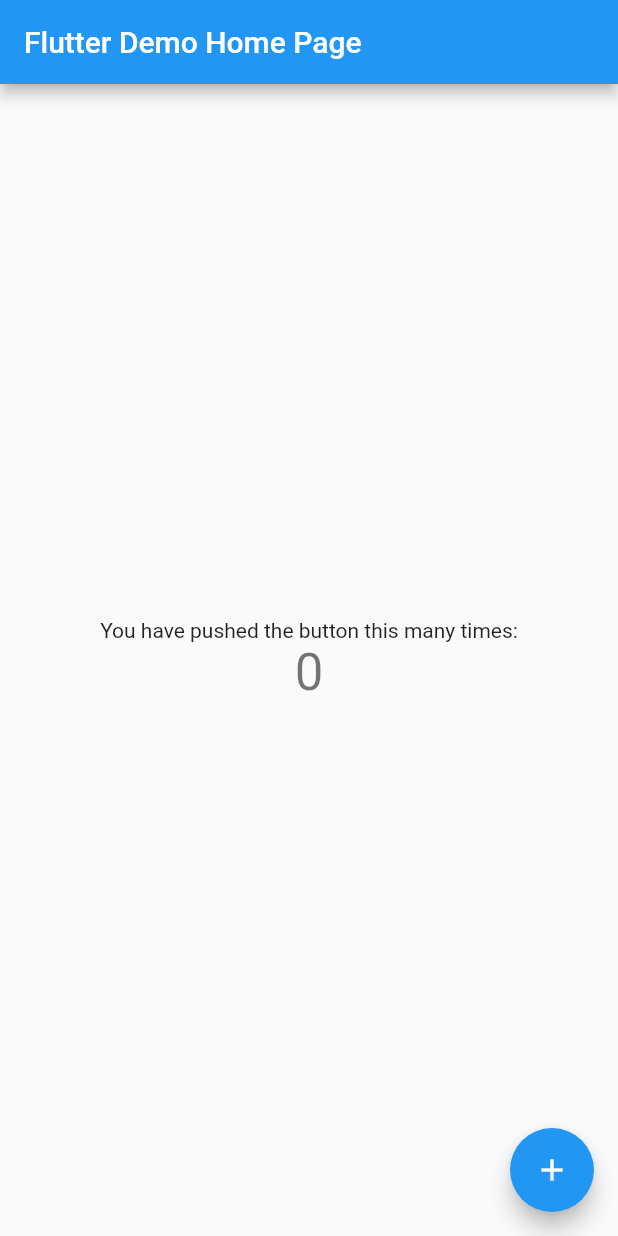
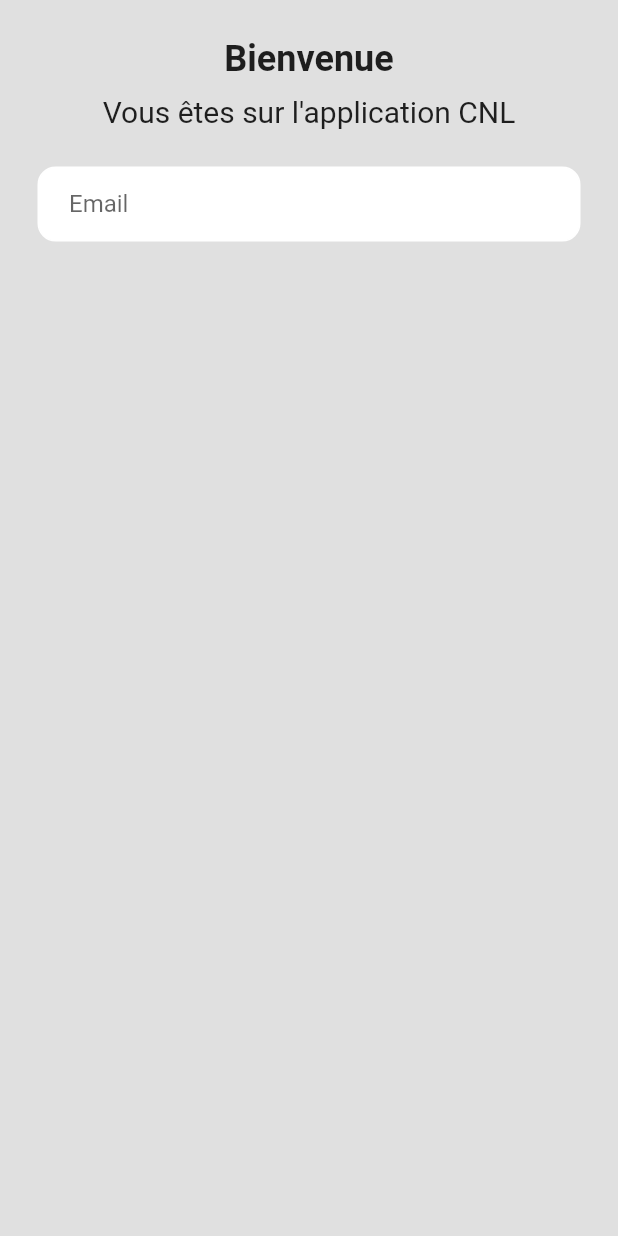
Before and after one commit to sha-zha/sample_flutter, a Flutter app: the screen it shows after launch, on a phone screen of 412 x 824 dp. Run offline on Flutter 3.47's test engine with Material 2 defaults, Android fonts, the phone set to English and light mode, and no system bars.

Commit message:
input text

```diff
--- a/lib/main.dart
+++ b/lib/main.dart
@@ -1,4 +1,5 @@
 import 'package:flutter/material.dart';
+import 'views/login.dart';
 
 void main() {
   runApp(const MyApp());
@@ -11,105 +12,7 @@ class MyApp extends StatelessWidget {
   @override
   Widget build(BuildContext context) {
     return MaterialApp(
-      title: 'Flutter Demo',
-      theme: ThemeData(
-        // This is the theme of your application.
-        //
-        // Try running your application with "flutter run". You'll see the
-        // application has a blue toolbar. Then, without quitting the app, try
-        // changing the primarySwatch below to Colors.green and then invoke
-        // "hot reload" (press "r" in the console where you ran "flutter run",
-        // or simply save your changes to "hot reload" in a Flutter IDE).
-        // Notice that the counter didn't reset back to zero; the application
-        // is not restarted.
-        primarySwatch: Colors.blue,
-      ),
-      home: const MyHomePage(title: 'Flutter Demo Home Page'),
+      home: LoginPage(),
     );
   }
 }
-
-class MyHomePage extends StatefulWidget {
-  const MyHomePage({Key? key, required this.title}) : super(key: key);
-
-  // This widget is the home page of your application. It is stateful, meaning
-  // that it has a State object (defined below) that contains fields that affect
-  // how it looks.
-
-  // This class is the configuration for the state. It holds the values (in this
-  // case the title) provided by the parent (in this case the App widget) and
-  // used by the build method of the State. Fields in a Widget subclass are
-  // always marked "final".
-
-  final String title;
-
-  @override
-  State<MyHomePage> createState() => _MyHomePageState();
-}
-
-class _MyHomePageState extends State<MyHomePage> {
-  int _counter = 0;
-
-  void _incrementCounter() {
-    setState(() {
-      // This call to setState tells the Flutter framework that something has
-      // changed in this State, which causes it to rerun the build method below
-      // so that the display can reflect the updated values. If we changed
-      // _counter without calling setState(), then the build method would not be
-      // called again, and so nothing would appear to happen.
-      _counter++;
-    });
-  }
-
-  @override
-  Widget build(BuildContext context) {
-    // This method is rerun every time setState is called, for instance as done
-    // by the _incrementCounter method above.
-    //
-    // The Flutter framework has been optimized to make rerunning build methods
-    // fast, so that you can just rebuild anything that needs updating rather
-    // than having to individually change instances of widgets.
-    return Scaffold(
-      appBar: AppBar(
-        // Here we take the value from the MyHomePage object that was created by
-        // the App.build method, and use it to set our appbar title.
-        title: Text(widget.title),
-      ),
-      body: Center(
-        // Center is a layout widget. It takes a single child and positions it
-        // in the middle of the parent.
-        child: Column(
-          // Column is also a layout widget. It takes a list of children and
-          // arranges them vertically. By default, it sizes itself to fit its
-          // children horizontally, and tries to be as tall as its parent.
-          //
-          // Invoke "debug painting" (press "p" in the console, choose the
-          // "Toggle Debug Paint" action from the Flutter Inspector in Android
-          // Studio, or the "Toggle Debug Paint" command in Visual Studio Code)
-          // to see the wireframe for each widget.
-          //
-          // Column has various properties to control how it sizes itself and
-          // how it positions its children. Here we use mainAxisAlignment to
-          // center the children vertically; the main axis here is the vertical
-          // axis because Columns are vertical (the cross axis would be
-          // horizontal).
-          mainAxisAlignment: MainAxisAlignment.center,
-          children: <Widget>[
-            const Text(
-              'You have pushed the button this many times:',
-            ),
-            Text(
-              '$_counter',
-              style: Theme.of(context).textTheme.headline4,
-            ),
-          ],
-        ),
-      ),
-      floatingActionButton: FloatingActionButton(
-        onPressed: _incrementCounter,
-        tooltip: 'Increment',
-        child: const Icon(Icons.add),
-      ), // This trailing comma makes auto-formatting nicer for build methods.
-    );
-  }
-}
--- /dev/null
+++ b/lib/views/login.dart
@@ -0,0 +1,65 @@
+import 'package:flutter/material.dart';
+
+class LoginPage extends StatefulWidget{
+  const LoginPage({Key? key}) : super(key: key);
+
+  @override
+  State<LoginPage> createState() => _LoginPageState();
+}
+
+class _LoginPageState extends State<LoginPage> {
+	@override
+	Widget build(BuildContext context){
+		return Scaffold(
+			backgroundColor: Colors.grey[300],
+			body: SafeArea(
+				child: Center (
+					child : Column(
+					children: [
+						SizedBox(height: 25),
+						// text
+						Text(
+							'Bienvenue',
+							style : TextStyle(
+								fontWeight: FontWeight.bold,
+								fontSize: 24,
+								)
+						),
+						SizedBox(height: 10),
+						Text(
+							'Vous êtes sur l\'application CNL',
+							style : TextStyle(fontSize: 20)
+							),
+						SizedBox(height: 25),
+
+						//email input
+						Padding(
+							padding : const EdgeInsets.symmetric(horizontal:25.0),
+							child : Container(
+								decoration : BoxDecoration(
+									color : Colors.white,
+									border : Border.all(color : Colors.white),
+									borderRadius : BorderRadius.circular(12),
+								),
+								child: Padding(
+									padding : const EdgeInsets.only(left: 20),
+									child : TextField(
+										decoration : InputDecoration(
+											border: InputBorder.none,
+											hintText : 'Email',
+										),
+									),
+								),
+							),
+						),
+
+						//password input
+
+						//button login
+					] ),
+				),
+			),
+		);
+	}
+
+}
```
